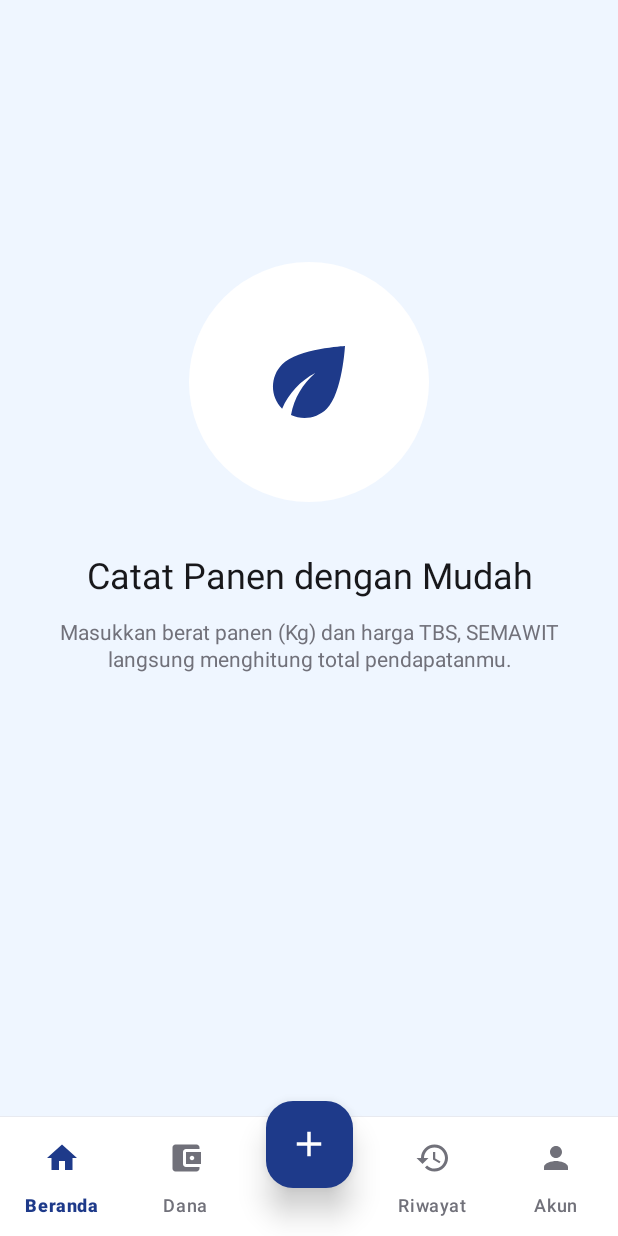
After one commit to arta31/ALS-pocky_project, an Android app: the fragment Onboarding1Fragment placed in its activity, on a phone screen of 412 x 824 dp. The commit adds this screen. Run offline under Robolectric (Android 15) with nearby library versions, the phone set to English and light mode, and no system bars; libraries missing offline, so code that uses them is left out: com.kizitonwose.calendar; Roboto replaces fonts that are not available here.

Commit message:
Progres 6 (p11) - (onboarding): on board screen ViewPager2, adapter & dots indicator

```diff
--- a/app/src/main/AndroidManifest.xml
+++ b/app/src/main/AndroidManifest.xml
@@ -91,6 +91,10 @@
             android:name=".beranda1.MenuBeranda"
             android:exported="false"
             android:windowSoftInputMode="adjustResize" />
+        <activity
+            android:name=".onboarding6.OnboardingActivity"
+            android:exported="false"
+            android:windowSoftInputMode="adjustResize" />
     </application>
 
 </manifest>
--- a/app/src/main/java/com/example/als_pocky/beranda1/BerandaFragment.kt
+++ b/app/src/main/java/com/example/als_pocky/beranda1/BerandaFragment.kt
@@ -20,6 +20,7 @@ import androidx.recyclerview.widget.GridLayoutManager
 import com.example.als_pocky.R
 import com.example.als_pocky.base3.BaseActivity
 import com.example.als_pocky.databinding.FragmentBerandaBinding
+import com.example.als_pocky.onboarding6.OnboardingActivity
 import com.example.als_pocky.profile2.ProfileActivity
 import com.example.als_pocky.riwayat3.RiwayatFragment
 import com.example.als_pocky.web1.HargaSawitWebActivity
@@ -52,6 +53,11 @@ class BerandaFragment : Fragment() {
 
             override fun onMenuItemSelected(menuItem: MenuItem): Boolean {
                 return when (menuItem.itemId) {
+                    // Progres 6 (P11): buka On Board Screen
+                    R.id.action_panduan -> {
+                        startActivity(Intent(requireContext(), OnboardingActivity::class.java))
+                        true
+                    }
                     R.id.action_developer -> {
                         startActivity(Intent(requireContext(), ProfileActivity::class.java))
                         true
--- /dev/null
+++ b/app/src/main/java/com/example/als_pocky/onboarding6/Onboarding1Fragment.kt
@@ -0,0 +1,28 @@
+package com.example.als_pocky.onboarding6
+
+import android.os.Bundle
+import android.view.LayoutInflater
+import android.view.View
+import android.view.ViewGroup
+import androidx.fragment.app.Fragment
+import com.example.als_pocky.databinding.FragmentOnboarding1Binding
+
+// Progres 6 (P11): halaman onboarding 1 (Catat Panen)
+class Onboarding1Fragment : Fragment() {
+
+    private var _binding: FragmentOnboarding1Binding? = null
+    private val binding get() = _binding!!
+
+    override fun onCreateView(
+        inflater: LayoutInflater, container: ViewGroup?,
+        savedInstanceState: Bundle?
+    ): View {
+        _binding = FragmentOnboarding1Binding.inflate(inflater, container, false)
+        return binding.root
+    }
+
+    override fun onDestroyView() {
+        super.onDestroyView()
+        _binding = null
+    }
+}
--- /dev/null
+++ b/app/src/main/res/drawable/bg_onboarding_icon.xml
@@ -0,0 +1,6 @@
+<?xml version="1.0" encoding="utf-8"?>
+<!-- Progres 6 (P11): lingkaran putih di belakang ikon onboarding -->
+<shape xmlns:android="http://schemas.android.com/apk/res/android"
+    android:shape="oval">
+    <solid android:color="@color/neutral_0" />
+</shape>
--- /dev/null
+++ b/app/src/main/res/layout/fragment_onboarding1.xml
@@ -0,0 +1,37 @@
+<?xml version="1.0" encoding="utf-8"?>
+<!-- Progres 6 (P11): halaman onboarding 1 -->
+<LinearLayout xmlns:android="http://schemas.android.com/apk/res/android"
+    xmlns:app="http://schemas.android.com/apk/res-auto"
+    android:layout_width="match_parent"
+    android:layout_height="match_parent"
+    android:background="@color/primary_50"
+    android:gravity="center"
+    android:orientation="vertical"
+    android:paddingHorizontal="32dp"
+    android:paddingBottom="120dp">
+
+    <ImageView
+        android:layout_width="160dp"
+        android:layout_height="160dp"
+        android:background="@drawable/bg_onboarding_icon"
+        android:padding="44dp"
+        android:src="@drawable/ic_nav_panen"
+        app:tint="@color/primary_500" />
+
+    <TextView
+        style="@style/Semawit.Text.Heading"
+        android:layout_width="wrap_content"
+        android:layout_height="wrap_content"
+        android:layout_marginTop="32dp"
+        android:gravity="center"
+        android:text="Catat Panen dengan Mudah" />
+
+    <TextView
+        style="@style/Semawit.Text.Body"
+        android:layout_width="wrap_content"
+        android:layout_height="wrap_content"
+        android:layout_marginTop="12dp"
+        android:gravity="center"
+        android:textSize="14sp"
+        android:text="Masukkan berat panen (Kg) dan harga TBS, SEMAWIT langsung menghitung total pendapatanmu." />
+</LinearLayout>
--- a/app/src/main/res/menu/main_menu.xml
+++ b/app/src/main/res/menu/main_menu.xml
@@ -1,6 +1,13 @@
 <?xml version="1.0" encoding="utf-8"?>
 <menu xmlns:android="http://schemas.android.com/apk/res/android"
     xmlns:app="http://schemas.android.com/apk/res-auto">
+
+    <!-- Progres 6 (P11): ikon info untuk membuka onboarding -->
+    <item
+        android:id="@+id/action_panduan"
+        android:icon="@drawable/ic_info"
+        android:title="Panduan"
+        app:showAsAction="ifRoom" />
 
     <!-- Ubah judul menjadi Profil Developer sesuai tugas -->
     <item
--- a/app/src/main/res/values/strings.xml
+++ b/app/src/main/res/values/strings.xml
@@ -20,5 +20,7 @@
 
     <!-- Deskripsi Aksesibilitas-->
     <string name="cd_logo">Logo SEMAWIT</string>
+    <!-- TODO: Remove or change this placeholder text -->
+    <string name="hello_blank_fragment">Hello blank fragment</string>
 
 </resources>
```
Also changed, not shown: app/src/main/java/com/example/als_pocky/onboarding6/OnboardingActivity.kt (added, +45 -0 lines), app/src/main/java/com/example/als_pocky/onboarding6/OnboardingAdapter.kt (added, +15 -0 lines), app/src/main/res/layout/activity_onboarding.xml (added, +59 -0 lines), app/src/main/res/layout/fragment_onboarding2.xml (added, +37 -0 lines), app/src/main/res/layout/fragment_onboarding3.xml (added, +37 -0 lines).
